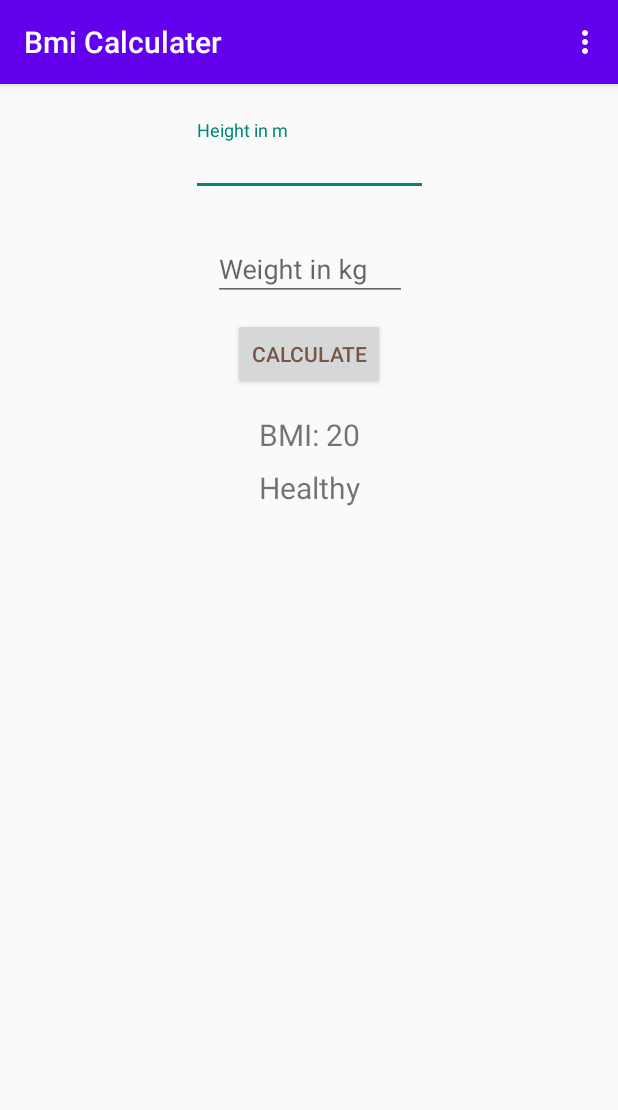
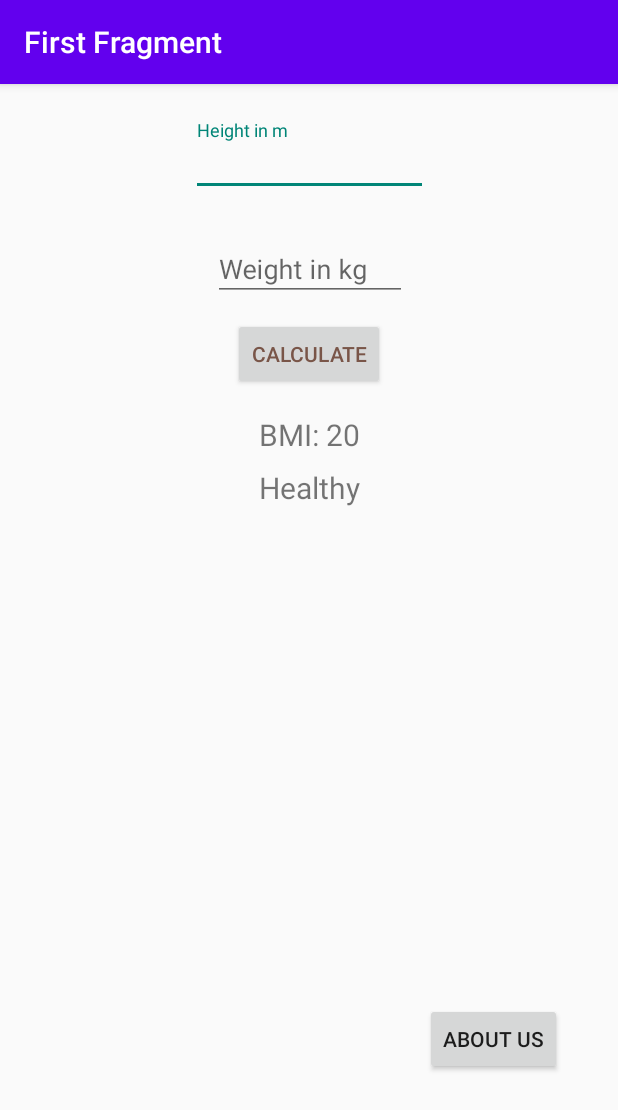
Before and after one commit to natnaelbiki/bmi_app, an Android app: the screen it shows after launch (BmiActivity before the commit, newActivity after it), on a phone screen of 412 x 824 dp. Shown: the top 1110 px of the screen. Run offline under Robolectric (Android 15) with nearby library versions, the phone set to English and light mode, and no system bars; our stand-ins replace navigation-ui; 1 statement that could not run was skipped.

Commit message:
about us fragmented

```diff
--- a/app/src/main/AndroidManifest.xml
+++ b/app/src/main/AndroidManifest.xml
@@ -9,6 +9,11 @@
         android:roundIcon="@mipmap/ic_launcher_round"
         android:supportsRtl="true"
         android:theme="@style/Theme.BMIAPP">
+        <activity
+            android:name=".newActivity"
+            android:exported="false"
+            android:label="@string/title_activity_new"
+            android:theme="@style/Theme.BMIAPP.NoActionBar" />
         <activity
             android:name=".AboutUsActivity"
             android:exported="false"
--- /dev/null
+++ b/app/src/main/java/com/example/bmiapp/FirstFragment.java
@@ -0,0 +1,97 @@
+package com.example.bmiapp;
+
+import android.os.Bundle;
+import android.view.LayoutInflater;
+import android.view.View;
+import android.view.ViewGroup;
+import android.widget.AutoCompleteTextView;
+import android.widget.Button;
+import android.widget.TextView;
+
+import androidx.annotation.NonNull;
+import androidx.fragment.app.Fragment;
+import androidx.navigation.fragment.NavHostFragment;
+
+import com.example.bmiapp.databinding.FragmentFirstBinding;
+
+import java.text.DecimalFormat;
+
+public class FirstFragment extends Fragment {
+    private TextView txt_result_bmi;
+    private TextView txt_result_cat;
+    private AutoCompleteTextView txt_height;
+    private AutoCompleteTextView txt_weight;
+    private Button calculate_bt;
+    private FragmentFirstBinding binding;
+
+    @Override
+    public View onCreateView(
+            LayoutInflater inflater, ViewGroup container,
+            Bundle savedInstanceState
+    ) {
+
+        binding = FragmentFirstBinding.inflate(inflater, container, false);
+        return binding.getRoot();
+
+    }
+
+    public void onViewCreated(@NonNull View view, Bundle savedInstanceState) {
+        super.onViewCreated(view, savedInstanceState);
+
+        binding.buttonFirst.setOnClickListener(new View.OnClickListener() {
+            @Override
+            public void onClick(View view) {
+                NavHostFragment.findNavController(FirstFragment.this)
+                        .navigate(R.id.action_FirstFragment_to_SecondFragment);
+            }
+        });
+        txt_result_bmi = view.findViewById(R.id.txt_result_bmi);
+        txt_result_cat = view.findViewById(R.id.txt_result_cat);
+        txt_result_bmi.setText("BMI: 20");
+        txt_result_cat.setText("Healthy");
+        txt_height = view.findViewById(R.id.txt_height);
+        txt_weight = view.findViewById(R.id.txt_weight);
+        calculate_bt = view.findViewById(R.id.btn_calculate);
+        calculate_bt.setOnClickListener(new View.OnClickListener() {
+            @Override
+            public void onClick(View view) {
+                DecimalFormat df = new DecimalFormat("#.#");
+                double height_in_meter = Double.parseDouble(String.valueOf(txt_height.getText()));
+                double weight_in_kg = Double.parseDouble(String.valueOf(txt_weight.getText()));
+                if (height_in_meter > 0 && weight_in_kg > 0) {
+                    try {
+                        double bmi = weight_in_kg/(Math.pow(height_in_meter,2));
+                        bmi = Double.parseDouble(df.format(bmi));
+                        if (bmi<18.5) {
+                            txt_result_cat.setText("Underweight: you will have to gain more weight until you reach healthy levels");
+                            txt_result_bmi.setText("BMI: " + bmi);
+                        }
+                        else if (bmi>=18.5 && bmi<=24.9){
+                            txt_result_cat.setText("Healthy: Work to maintain this weight as you will significantly reduce your risks of developing health complications");
+                            txt_result_bmi.setText("BMI: " + bmi);
+                        }
+                        else if (bmi>=25 && bmi<=29.9){
+                            txt_result_cat.setText("Overweight: you will need to lose weight or you will be more susceptible to severe health complications");
+                            txt_result_bmi.setText("BMI: " + bmi);
+                        }
+                        else if (bmi>=30){
+                            txt_result_cat.setText("Obese: you will need to lose weight or you will be more susceptible to severe health complications");
+                            txt_result_bmi.setText("BMI: " + bmi);
+                        }
+                    }catch (Exception e)
+                    {
+                        txt_result_bmi.setText("error:"+(e.getMessage().toString()));
+                    }
+
+                }
+            }
+        });
+    }
+
+    @Override
+    public void onDestroyView() {
+        super.onDestroyView();
+        binding = null;
+    }
+
+}
--- /dev/null
+++ b/app/src/main/java/com/example/bmiapp/SecondFragment.java
@@ -0,0 +1,47 @@
+package com.example.bmiapp;
+
+import android.os.Bundle;
+import android.view.LayoutInflater;
+import android.view.View;
+import android.view.ViewGroup;
+
+import androidx.annotation.NonNull;
+import androidx.fragment.app.Fragment;
+import androidx.navigation.fragment.NavHostFragment;
+
+import com.example.bmiapp.databinding.FragmentSecondBinding;
+
+public class SecondFragment extends Fragment {
+
+    private FragmentSecondBinding binding;
+
+    @Override
+    public View onCreateView(
+            LayoutInflater inflater, ViewGroup container,
+            Bundle savedInstanceState
+    ) {
+
+        binding = FragmentSecondBinding.inflate(inflater, container, false);
+        return binding.getRoot();
+
+    }
+
+    public void onViewCreated(@NonNull View view, Bundle savedInstanceState) {
+        super.onViewCreated(view, savedInstanceState);
+
+        binding.buttonSecond.setOnClickListener(new View.OnClickListener() {
+            @Override
+            public void onClick(View view) {
+                NavHostFragment.findNavController(SecondFragment.this)
+                        .navigate(R.id.action_SecondFragment_to_FirstFragment);
+            }
+        });
+    }
+
+    @Override
+    public void onDestroyView() {
+        super.onDestroyView();
+        binding = null;
+    }
+
+}
--- a/app/src/main/java/com/example/bmiapp/SplashActivity.java
+++ b/app/src/main/java/com/example/bmiapp/SplashActivity.java
@@ -19,7 +19,7 @@ public class SplashActivity extends AppCompatActivity {
             @Override
             public void run() {
                 Intent i=new Intent(SplashActivity.this,
-                        BmiActivity.class);
+                        newActivity.class);
                 startActivity(i);
                 finish();
             }
--- /dev/null
+++ b/app/src/main/java/com/example/bmiapp/newActivity.java
@@ -0,0 +1,51 @@
+package com.example.bmiapp;
+
+import android.os.Bundle;
+
+import com.google.android.material.snackbar.Snackbar;
+
+import androidx.appcompat.app.AppCompatActivity;
+
+import android.view.View;
+
+import androidx.navigation.NavController;
+import androidx.navigation.Navigation;
+import androidx.navigation.ui.AppBarConfiguration;
+import androidx.navigation.ui.NavigationUI;
+
+import com.example.bmiapp.databinding.ActivityNewBinding;
+
+public class newActivity extends AppCompatActivity {
+
+    private AppBarConfiguration appBarConfiguration;
+    private ActivityNewBinding binding;
+
+    @Override
+    protected void onCreate(Bundle savedInstanceState) {
+        super.onCreate(savedInstanceState);
+
+        binding = ActivityNewBinding.inflate(getLayoutInflater());
+        setContentView(binding.getRoot());
+
+        setSupportActionBar(binding.toolbar);
+
+        NavController navController = Navigation.findNavController(this, R.id.nav_host_fragment_content_new);
+        appBarConfiguration = new AppBarConfiguration.Builder(navController.getGraph()).build();
+        NavigationUI.setupActionBarWithNavController(this, navController, appBarConfiguration);
+
+        binding.fab.setOnClickListener(new View.OnClickListener() {
+            @Override
+            public void onClick(View view) {
+                Snackbar.make(view, "Replace with your own action", Snackbar.LENGTH_LONG)
+                        .setAction("Action", null).show();
+            }
+        });
+    }
+
+    @Override
+    public boolean onSupportNavigateUp() {
+        NavController navController = Navigation.findNavController(this, R.id.nav_host_fragment_content_new);
+        return NavigationUI.navigateUp(navController, appBarConfiguration)
+                || super.onSupportNavigateUp();
+    }
+}
--- /dev/null
+++ b/app/src/main/res/layout/activity_new.xml
@@ -0,0 +1,26 @@
+<?xml version="1.0" encoding="utf-8"?>
+<androidx.coordinatorlayout.widget.CoordinatorLayout xmlns:android="http://schemas.android.com/apk/res/android"
+    xmlns:app="http://schemas.android.com/apk/res-auto"
+    xmlns:tools="http://schemas.android.com/tools"
+    android:layout_width="match_parent"
+    android:layout_height="match_parent"
+    tools:context=".newActivity">
+
+    <com.google.android.material.appbar.AppBarLayout
+        android:layout_width="match_parent"
+        android:layout_height="wrap_content"
+        android:theme="@style/Theme.BMIAPP.AppBarOverlay">
+
+        <androidx.appcompat.widget.Toolbar
+            android:id="@+id/toolbar"
+            android:layout_width="match_parent"
+            android:layout_height="?attr/actionBarSize"
+            android:background="?attr/colorPrimary"
+            app:popupTheme="@style/Theme.BMIAPP.PopupOverlay" />
+
+    </com.google.android.material.appbar.AppBarLayout>
+
+    <include layout="@layout/content_new" />
+
+
+</androidx.coordinatorlayout.widget.CoordinatorLayout>
--- /dev/null
+++ b/app/src/main/res/layout/content_new.xml
@@ -0,0 +1,19 @@
+<?xml version="1.0" encoding="utf-8"?>
+<androidx.constraintlayout.widget.ConstraintLayout xmlns:android="http://schemas.android.com/apk/res/android"
+    xmlns:app="http://schemas.android.com/apk/res-auto"
+    android:layout_width="match_parent"
+    android:layout_height="match_parent"
+    app:layout_behavior="@string/appbar_scrolling_view_behavior">
+
+    <fragment
+        android:id="@+id/nav_host_fragment_content_new"
+        android:name="androidx.navigation.fragment.NavHostFragment"
+        android:layout_width="0dp"
+        android:layout_height="0dp"
+        app:defaultNavHost="true"
+        app:layout_constraintBottom_toBottomOf="parent"
+        app:layout_constraintLeft_toLeftOf="parent"
+        app:layout_constraintRight_toRightOf="parent"
+        app:layout_constraintTop_toTopOf="parent"
+        app:navGraph="@navigation/nav_graph" />
+</androidx.constraintlayout.widget.ConstraintLayout>
--- /dev/null
+++ b/app/src/main/res/layout/fragment_first.xml
@@ -0,0 +1,116 @@
+<?xml version="1.0" encoding="utf-8"?>
+<androidx.constraintlayout.widget.ConstraintLayout xmlns:android="http://schemas.android.com/apk/res/android"
+    xmlns:app="http://schemas.android.com/apk/res-auto"
+    xmlns:tools="http://schemas.android.com/tools"
+    android:layout_width="match_parent"
+    android:layout_height="match_parent"
+    tools:context=".FirstFragment">
+    android:layout_marginTop="?attr/actionBarSize">
+
+
+    <com.google.android.material.textfield.TextInputLayout
+        android:id="@+id/txt_height_outer"
+        android:layout_width="158dp"
+        android:layout_height="46dp"
+        android:layout_marginStart="16dp"
+        android:layout_marginTop="24dp"
+        android:layout_marginEnd="16dp"
+        app:layout_constraintEnd_toEndOf="parent"
+        app:layout_constraintStart_toStartOf="parent"
+        app:layout_constraintTop_toTopOf="parent"
+        >
+
+        <AutoCompleteTextView
+            android:id="@+id/txt_height"
+            android:layout_width="wrap_content"
+            android:layout_height="40dp"
+            android:digits="0123456789.,"
+            android:ems="10"
+            android:hint="@string/height_metric"
+            android:inputType="numberDecimal"
+            android:maxLines="1"
+            android:singleLine="true"
+            tools:ignore="SpeakableTextPresentCheck,TouchTargetSizeCheck" />
+    </com.google.android.material.textfield.TextInputLayout>
+
+    <com.google.android.material.textfield.TextInputLayout
+        android:id="@+id/txt_weight_outer"
+        android:layout_width="129dp"
+        android:layout_height="46dp"
+        android:layout_marginStart="16dp"
+        android:layout_marginTop="24dp"
+        android:layout_marginEnd="16dp"
+        app:layout_constraintEnd_toEndOf="@+id/txt_height_outer"
+        app:layout_constraintStart_toStartOf="@+id/txt_height_outer"
+        app:layout_constraintTop_toBottomOf="@+id/txt_height_outer">
+
+        <AutoCompleteTextView
+            android:id="@+id/txt_weight"
+            android:layout_width="match_parent"
+            android:layout_height="40dp"
+            android:ems="10"
+            android:hint="@string/weight_metric"
+            android:inputType="numberDecimal"
+            android:maxLines="1"
+            android:singleLine="true"
+            tools:ignore="TouchTargetSizeCheck,SpeakableTextPresentCheck" />
+    </com.google.android.material.textfield.TextInputLayout>
+
+
+    <androidx.appcompat.widget.AppCompatButton
+        android:id="@+id/btn_calculate"
+        android:layout_width="wrap_content"
+        android:layout_height="wrap_content"
+        android:layout_marginStart="8dp"
+        android:layout_marginTop="16dp"
+        android:layout_marginEnd="8dp"
+        android:text="@string/calculate_btn"
+        android:textColor="#795548"
+        app:layout_constraintEnd_toEndOf="parent"
+        app:layout_constraintStart_toStartOf="parent"
+        app:layout_constraintTop_toBottomOf="@+id/txt_weight_outer" />
+
+    <TextView
+        android:id="@+id/txt_result_bmi"
+        android:layout_width="wrap_content"
+        android:layout_height="wrap_content"
+        android:textAlignment="center"
+        android:layout_marginStart="8dp"
+        android:layout_marginLeft="8dp"
+        android:layout_marginTop="16dp"
+        android:layout_marginEnd="8dp"
+        android:layout_marginRight="8dp"
+        android:textSize="20sp"
+        app:layout_constraintEnd_toEndOf="parent"
+        app:layout_constraintStart_toStartOf="parent"
+        app:layout_constraintTop_toBottomOf="@+id/btn_calculate"
+        tools:text="BMI: 20" />
+
+    <TextView
+        android:id="@+id/txt_result_cat"
+        android:layout_width="wrap_content"
+        android:layout_height="wrap_content"
+        android:textAlignment="center"
+        android:layout_marginStart="8dp"
+        android:layout_marginTop="8dp"
+        android:layout_marginEnd="8dp"
+        android:textSize="20sp"
+        app:layout_constraintEnd_toEndOf="parent"
+        app:layout_constraintStart_toStartOf="parent"
+        app:layout_constraintTop_toBottomOf="@+id/txt_result_bmi"
+        tools:text="Normal (healthy weight) " />
+
+    <Button
+        android:id="@+id/buttonFirst"
+        android:layout_width="wrap_content"
+        android:layout_height="wrap_content"
+        android:text="@string/about_us"
+        app:layout_constraintBottom_toBottomOf="parent"
+        app:layout_constraintEnd_toEndOf="parent"
+        app:layout_constraintHorizontal_bias="0.884"
+        app:layout_constraintStart_toStartOf="parent"
+        app:layout_constraintTop_toBottomOf="@+id/txt_result_cat"
+        app:layout_constraintVertical_bias="0.754" />
+
+
+</androidx.constraintlayout.widget.ConstraintLayout>
--- /dev/null
+++ b/app/src/main/res/layout/fragment_second.xml
@@ -0,0 +1,34 @@
+<?xml version="1.0" encoding="utf-8"?>
+<androidx.constraintlayout.widget.ConstraintLayout xmlns:android="http://schemas.android.com/apk/res/android"
+    xmlns:app="http://schemas.android.com/apk/res-auto"
+    xmlns:tools="http://schemas.android.com/tools"
+    android:layout_width="match_parent"
+    android:layout_height="match_parent"
+    tools:context=".SecondFragment">
+
+    <TextView
+        android:id="@+id/txt_about_us"
+        android:layout_width="317dp"
+        android:layout_height="87dp"
+        android:layout_marginStart="8dp"
+        android:layout_marginEnd="8dp"
+        android:textAlignment="center"
+        android:textSize="20sp"
+        app:layout_constraintBottom_toBottomOf="parent"
+        app:layout_constraintEnd_toEndOf="parent"
+        app:layout_constraintStart_toStartOf="parent"
+        app:layout_constraintTop_toTopOf="parent"
+        tools:text="@string/about_us_content" />
+
+    <Button
+        android:id="@+id/button_second"
+        android:layout_width="wrap_content"
+        android:layout_height="wrap_content"
+        android:text="@string/previous"
+        app:layout_constraintBottom_toBottomOf="parent"
+        app:layout_constraintEnd_toEndOf="parent"
+        app:layout_constraintHorizontal_bias="0.854"
+        app:layout_constraintStart_toStartOf="parent"
+        app:layout_constraintTop_toBottomOf="@id/txt_about_us"
+        app:layout_constraintVertical_bias="0.768" />
+</androidx.constraintlayout.widget.ConstraintLayout>
--- /dev/null
+++ b/app/src/main/res/navigation/nav_graph.xml
@@ -0,0 +1,28 @@
+<?xml version="1.0" encoding="utf-8"?>
+<navigation xmlns:android="http://schemas.android.com/apk/res/android"
+    xmlns:app="http://schemas.android.com/apk/res-auto"
+    xmlns:tools="http://schemas.android.com/tools"
+    android:id="@+id/nav_graph"
+    app:startDestination="@id/FirstFragment">
+
+    <fragment
+        android:id="@+id/FirstFragment"
+        android:name="com.example.bmiapp.FirstFragment"
+        android:label="@string/first_fragment_label"
+        tools:layout="@layout/fragment_first">
+
+        <action
+            android:id="@+id/action_FirstFragment_to_SecondFragment"
+            app:destination="@id/SecondFragment" />
+    </fragment>
+    <fragment
+        android:id="@+id/SecondFragment"
+        android:name="com.example.bmiapp.SecondFragment"
+        android:label="@string/second_fragment_label"
+        tools:layout="@layout/fragment_second">
+
+        <action
+            android:id="@+id/action_SecondFragment_to_FirstFragment"
+            app:destination="@id/FirstFragment" />
+    </fragment>
+</navigation>
--- a/app/src/main/res/values-night/themes.xml
+++ b/app/src/main/res/values-night/themes.xml
@@ -1,16 +1,27 @@
 <resources xmlns:tools="http://schemas.android.com/tools">
     <!-- Base application theme. -->
-    <style name="Theme.BMIAPP" parent="Theme.MaterialComponents.DayNight.DarkActionBar">
+    <style name="Theme.BMIAPP" parent="Theme.AppCompat.Light.NoActionBar">
+
         <!-- Primary brand color. -->
-        <item name="colorPrimary">@color/purple_200</item>
+        <item name="colorPrimary">@color/purple_500</item>
         <item name="colorPrimaryVariant">@color/purple_700</item>
-        <item name="colorOnPrimary">@color/black</item>
+        <item name="colorOnPrimary">@color/white</item>
         <!-- Secondary brand color. -->
         <item name="colorSecondary">@color/teal_200</item>
-        <item name="colorSecondaryVariant">@color/teal_200</item>
+        <item name="colorSecondaryVariant">@color/teal_700</item>
         <item name="colorOnSecondary">@color/black</item>
         <!-- Status bar color. -->
         <item name="android:statusBarColor" tools:targetApi="l">?attr/colorPrimaryVariant</item>
         <!-- Customize your theme here. -->
     </style>
+
+    <style name="Theme.BMIAPP.NoActionBar">
+        <item name="windowActionBar">false</item>
+        <item name="windowNoTitle">true</item>
+    </style>
+
+    <style name="Theme.BMIAPP.AppBarOverlay" parent="ThemeOverlay.AppCompat.Dark.ActionBar" />
+
+    <style name="Theme.BMIAPP.PopupOverlay" parent="ThemeOverlay.AppCompat.Light" />
+
 </resources>
--- a/app/src/main/res/values/strings.xml
+++ b/app/src/main/res/values/strings.xml
@@ -10,14 +10,14 @@
     <string name="first_fragment_label">First Fragment</string>
     <string name="second_fragment_label">Second Fragment</string>
     <string name="next">Next</string>
-    <string name="previous">Previous</string>
+    <string name="previous">Back</string>
 
 
     <string name="title_activity_bmi">Bmi Calculater</string>
     <string name="settings">Settings</string>
     <string name="about_us">About Us</string>
     <string name="back_btn">Back</string>
-    <string name="about_us_content">This Software is Designed and Distributed under licence</string>
+    <string name="about_us_content">This Software is Designed and Distributed under licence. Developed by Natnael Biki</string>
     <string name="title_activity_about_us">About Us</string>
 
     <string name="about_menu_settings">Settings</string>
@@ -27,6 +27,7 @@
     <string name="hello_second_fragment">Hello second fragment. Arg: %1$s</string>
     <string name="about_menu_back">Back</string>
     <string name="bmi_for_kids">BMI for Kids</string>
+    <string name="title_activity_new">newActivity</string>
     <!-- Strings used for fragments for navigation -->
 
 </resources>
```
